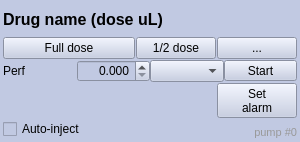
First picture: the form in GUI/DrugPumpPanel.ui, repository MarinManuel/PhysioMonitor, before the edit.
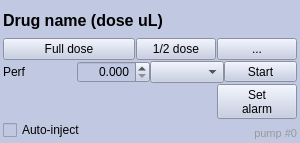
Second picture: the form after the edit. Icons and pictures are not drawn. Custom widgets are drawn as their Qt base class.

Commit message: added pump config panel to DrugPumpPanel added handling of pumps in DrugEditDialog

```diff
--- a/GUI/DrugPumpPanel.ui
+++ b/GUI/DrugPumpPanel.ui
@@ -7,7 +7,7 @@
     <x>0</x>
     <y>0</y>
     <width>300</width>
-    <height>142</height>
+    <height>143</height>
    </rect>
   </property>
   <property name="sizePolicy">
@@ -54,20 +54,6 @@
      </property>
     </widget>
    </item>
-   <item row="5" column="0" colspan="2">
-    <widget class="QCheckBox" name="_autoInjectCheckBox">
-     <property name="layoutDirection">
-      <enum>Qt::LeftToRight</enum>
-     </property>
-     <property name="text">
-      <string>Auto-inject</string>
-     </property>
-     <property name="icon">
-      <iconset resource="../media/resources.qrc">
-       <normaloff>:/MainWindow/ffw</normaloff>:/MainWindow/ffw</iconset>
-     </property>
-    </widget>
-   </item>
    <item row="4" column="0" colspan="2">
     <widget class="PumpTimer" name="_timer" native="true"/>
    </item>
@@ -116,19 +102,6 @@
      </property>
     </widget>
    </item>
-   <item row="5" column="2">
-    <widget class="QLabel" name="_pumpLabel">
-     <property name="styleSheet">
-      <string notr="true">QLabel {font-size: 8pt; color: #999}</string>
-     </property>
-     <property name="text">
-      <string>pump #0</string>
-     </property>
-     <property name="alignment">
-      <set>Qt::AlignBottom|Qt::AlignRight|Qt::AlignTrailing</set>
-     </property>
-    </widget>
-   </item>
    <item row="4" column="2">
     <widget class="QToolButton" name="_alarmButton">
      <property name="sizePolicy">
@@ -262,6 +235,33 @@
      </layout>
     </widget>
    </item>
+   <item row="5" column="0">
+    <widget class="QCheckBox" name="_autoInjectCheckBox">
+     <property name="layoutDirection">
+      <enum>Qt::LeftToRight</enum>
+     </property>
+     <property name="text">
+      <string>Auto-inject</string>
+     </property>
+     <property name="icon">
+      <iconset resource="../media/resources.qrc">
+       <normaloff>:/MainWindow/ffw</normaloff>:/MainWindow/ffw</iconset>
+     </property>
+    </widget>
+   </item>
+   <item row="5" column="1" colspan="2">
+    <widget class="QLabel" name="_pumpLabel">
+     <property name="styleSheet">
+      <string notr="true">QLabel {font-size: 8pt; color: #999}</string>
+     </property>
+     <property name="text">
+      <string>pump #0</string>
+     </property>
+     <property name="alignment">
+      <set>Qt::AlignBottom|Qt::AlignRight|Qt::AlignTrailing</set>
+     </property>
+    </widget>
+   </item>
   </layout>
  </widget>
  <customwidgets>
```
The commit also changes 7 other files.
